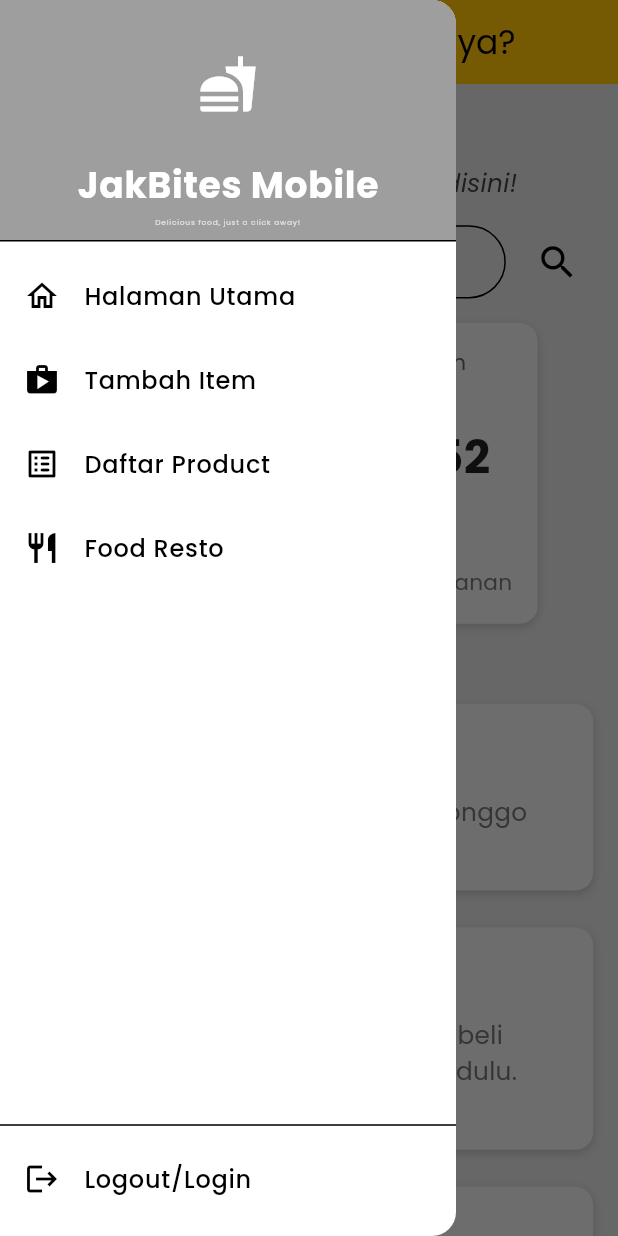
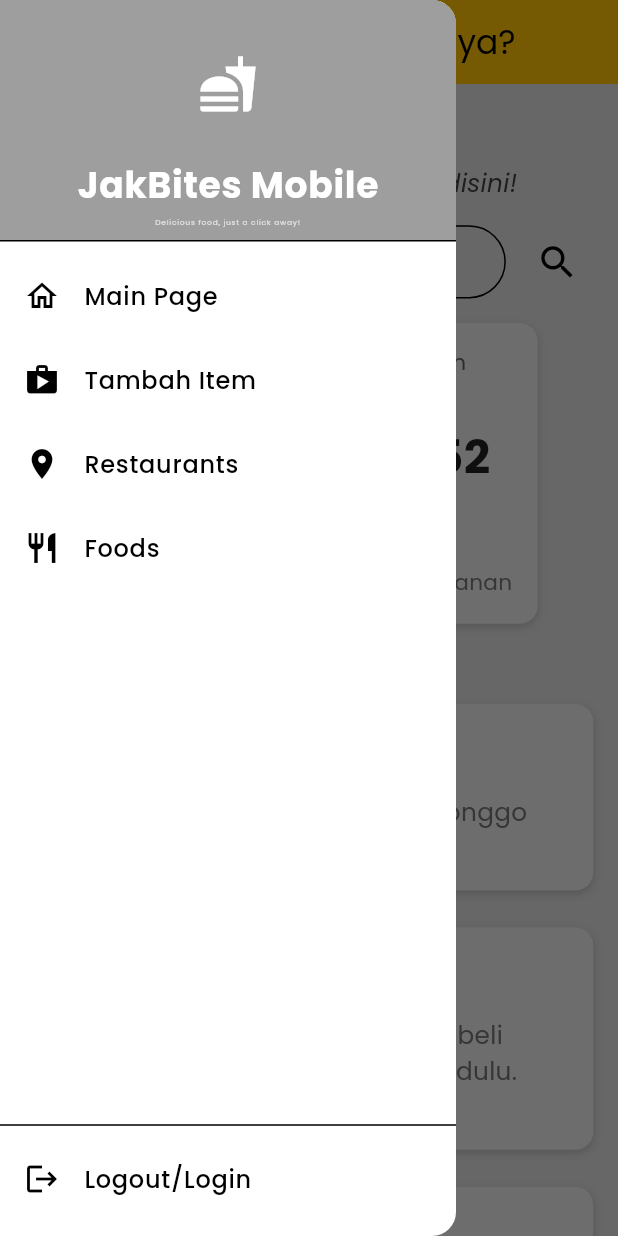
Before and after one commit to PBP-11/jakbites-mobile, a Flutter app: the MyHomePage screen opened directly, with the side drawer open, on a phone screen of 412 x 824 dp. Run offline on Flutter 3.47's test engine with Material 3 defaults, Android fonts, the phone set to English and light mode, and no system bars; our stand-ins replace flutter_svg, google_fonts; missing offline and left inert: pbp_django_auth.

Commit message:
integrate left drawer

```diff
--- a/lib/authentication/login.dart
+++ b/lib/authentication/login.dart
@@ -116,7 +116,7 @@
                           Navigator.pushReplacement(
                             context,
                             MaterialPageRoute(
-                                builder: (context) => MyHomePage()),
+                                builder: (context) => const MyHomePage()),
                           );
                           ScaffoldMessenger.of(context)
                             ..hideCurrentSnackBar()
--- a/lib/widgets/left_drawer.dart
+++ b/lib/widgets/left_drawer.dart
@@ -1,6 +1,7 @@
 import 'package:flutter/material.dart';
+import 'package:jakbites_mobile/authentication/login.dart';
 import 'package:jakbites_mobile/main/menu.dart';
-// import 'package:jakbites_mobile/productentry_form.dart';
+import 'package:jakbites_mobile/restaurant/restaurant_list.dart';
 // import 'package:jakbites_mobile/list_ProductEntry.dart';
 // import 'package:jakbites_mobile/food_resto.dart'; // Import Food Resto screen
 // import 'package:jakbites_mobile/auth/login.dart'; // Import Login screen
@@ -62,7 +63,7 @@
                 _buildDrawerItem(
                   context,
                   icon: Icons.home_outlined,
-                  title: 'Halaman Utama',
+                  title: 'Main Page',
                   onTap: () {
                     Navigator.pushReplacement(
                       context,
@@ -83,19 +84,19 @@
                 ),
                 _buildDrawerItem(
                   context,
-                  icon: Icons.list_alt_rounded,
-                  title: 'Daftar Product',
+                  icon: Icons.place,
+                  title: 'Restaurants',
                   onTap: () {
-                  //   Navigator.push(
-                  //     context,
-                  //     MaterialPageRoute(builder: (context) => const ProductEntryPage()),
-                  //   );
+                  Navigator.push(
+                    context,
+                    MaterialPageRoute(builder: (context) => const RestaurantPage()),
+                  );
                   },
                 ),
                 _buildDrawerItem(
                   context,
                   icon: Icons.restaurant,
-                  title: 'Food Resto',
+                  title: 'Foods',
                   onTap: () {
                   //   Navigator.push(
                   //     context,
@@ -113,10 +114,10 @@
             icon: Icons.logout,
             title: 'Logout/Login',
             onTap: () {
-            //   Navigator.pushReplacement(
-            //     context,
-            //     MaterialPageRoute(builder: (context) => const LoginPage()),
-            //   );
+              Navigator.pushReplacement(
+              context,
+              MaterialPageRoute(builder: (context) => const LoginPage()),
+              );
             },
           ),
           const SizedBox(height: 10),
```
